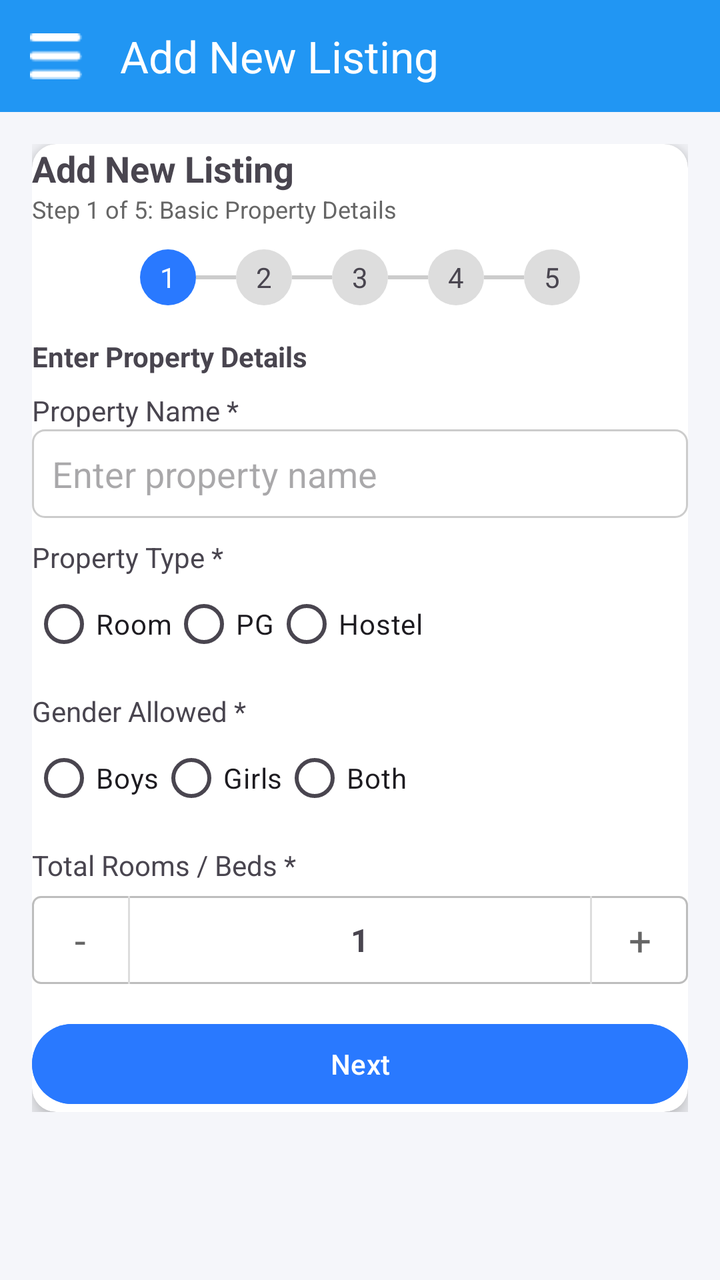
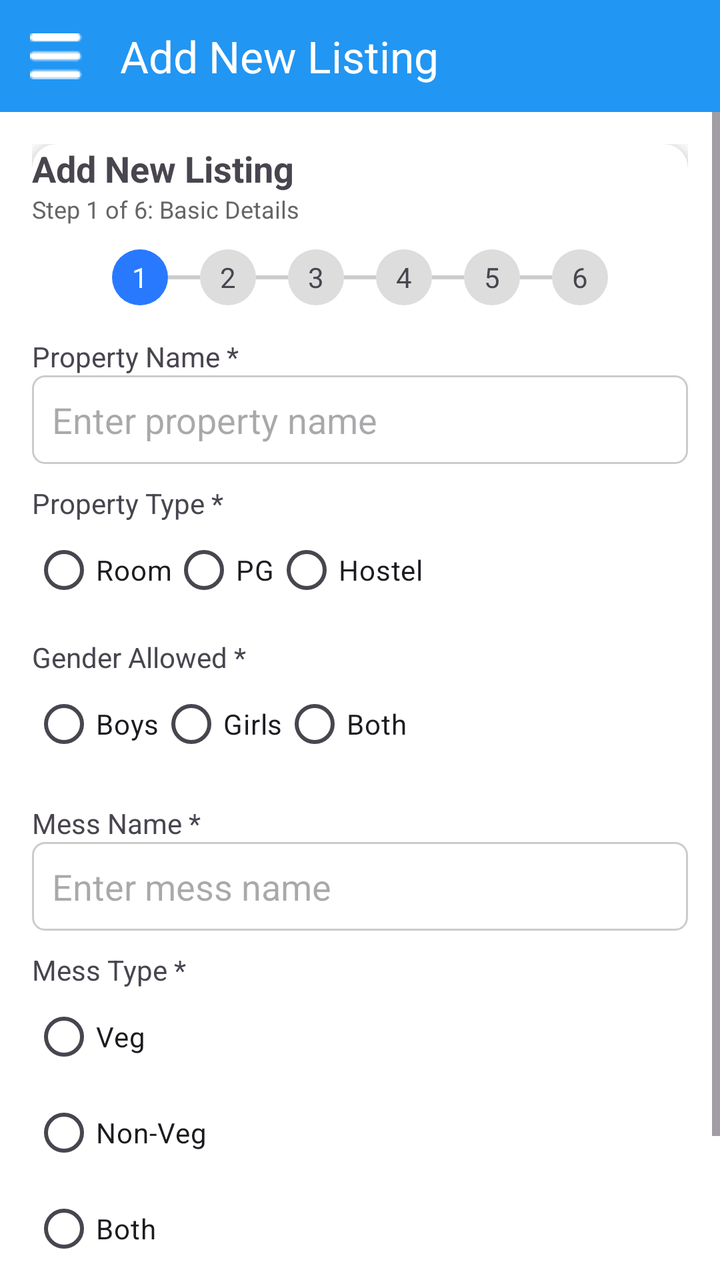

An Android layout rendered at two revisions. The XML below is the earlier revision; the diff shows what the commit changed to produce the second picture.
<!-- AndroidManifest.xml: application theme Theme.CampusSaathi -->
<!-- res/layout/activity_owner_add_new_list1.xml -->
<?xml version="1.0" encoding="utf-8"?>
<LinearLayout
    xmlns:android="http://schemas.android.com/apk/res/android"
    xmlns:app="http://schemas.android.com/apk/res-auto"
    android:layout_width="match_parent"
    android:layout_height="match_parent"
    android:orientation="vertical"
    android:background="#F5F6FA">

    
    <androidx.appcompat.widget.Toolbar
        android:layout_width="match_parent"
        android:layout_height="56dp"
        android:background="#2196F3"
        app:title="Add New Listing"
        app:titleTextColor="#FFFFFF"
        app:navigationIcon="@drawable/ic_menu"/>

    
    <ScrollView
        android:layout_width="match_parent"
        android:layout_height="match_parent">

        <LinearLayout
            android:layout_width="match_parent"
            android:layout_height="wrap_content"
            android:orientation="vertical"
            android:padding="16dp">

            
            <androidx.cardview.widget.CardView
                android:layout_width="match_parent"
                android:layout_height="wrap_content"
                app:cardCornerRadius="12dp"
                app:cardElevation="6dp"
                android:padding="16dp">

                <LinearLayout
                    android:layout_width="match_parent"
                    android:layout_height="wrap_content"
                    android:orientation="vertical">

                    
                    <TextView
                        android:layout_width="wrap_content"
                        android:layout_height="wrap_content"
                        android:text="Add New Listing"
                        android:textStyle="bold"
                        android:textSize="18sp"/>

                    <TextView
                        android:layout_width="wrap_content"
                        android:layout_height="wrap_content"
                        android:text="Step 1 of 5: Basic Property Details"
                        android:textSize="12sp"
                        android:textColor="#666666"
                        android:layout_marginBottom="12dp"/>

                    
                    <LinearLayout
                        android:layout_width="match_parent"
                        android:layout_height="wrap_content"
                        android:orientation="horizontal"
                        android:gravity="center">

                        <TextView
                            android:text="1"
                            android:textColor="#FFFFFF"
                            android:gravity="center"
                            android:background="@drawable/step_active"
                            android:layout_width="28dp"
                            android:layout_height="28dp"/>

                        <View
                            android:layout_width="20dp"
                            android:layout_height="2dp"
                            android:background="#CCCCCC"/>

                        <TextView
                            android:text="2"
                            android:layout_width="28dp"
                            android:layout_height="28dp"
                            android:gravity="center"
                            android:background="@drawable/step_inactive"/>

                        <View
                            android:layout_width="20dp"
                            android:layout_height="2dp"
                            android:background="#CCCCCC"/>

                        <TextView
                            android:text="3"
                            android:layout_width="28dp"
                            android:layout_height="28dp"
                            android:gravity="center"
                            android:background="@drawable/step_inactive"/>

                        <View
                            android:layout_width="20dp"
                            android:layout_height="2dp"
                            android:background="#CCCCCC"/>

                        <TextView
                            android:text="4"
                            android:layout_width="28dp"
                            android:layout_height="28dp"
                            android:gravity="center"
                            android:background="@drawable/step_inactive"/>

                        <View
                            android:layout_width="20dp"
                            android:layout_height="2dp"
                            android:background="#CCCCCC"/>

                        <TextView
                            android:text="5"
                            android:layout_width="28dp"
                            android:layout_height="28dp"
                            android:gravity="center"
                            android:background="@drawable/step_inactive"/>
                    </LinearLayout>

                    
                    <TextView
                        android:layout_height="wrap_content"
                        android:layout_width="wrap_content"
                        android:text="Enter Property Details"
                        android:textStyle="bold"
                        android:layout_marginTop="16dp"/>

                    <TextView
                        android:layout_height="wrap_content"
                        android:layout_width="wrap_content"
                        android:text="Property Name *"
                        android:layout_marginTop="8dp"/>

                    
                    <EditText
                        android:id="@+id/etPropertyName"
                        android:layout_width="match_parent"
                        android:layout_height="wrap_content"
                        android:hint="Enter property name"
                        android:background="@drawable/edit_bg"
                        android:padding="10dp"/>

                    
                    <TextView
                        android:layout_width="wrap_content"
                        android:layout_height="wrap_content"
                        android:text="Property Type *"
                        android:layout_marginTop="10dp"/>

                    <RadioGroup
                        android:id="@+id/rgPropertyType"
                        android:layout_width="wrap_content"
                        android:layout_height="wrap_content"
                        android:orientation="horizontal">

                        <RadioButton
                            android:id="@+id/rbRoom"
                            android:layout_width="wrap_content"
                            android:layout_height="wrap_content"
                            android:text="Room"/>

                        <RadioButton
                            android:id="@+id/rbPG"
                            android:layout_width="wrap_content"
                            android:layout_height="wrap_content"
                            android:text="PG"/>

                        <RadioButton
                            android:id="@+id/rbHostel"
                            android:layout_width="wrap_content"
                            android:layout_height="wrap_content"
                            android:text="Hostel"/>
                    </RadioGroup>

                    
                    <TextView
                        android:layout_width="wrap_content"
                        android:layout_height="wrap_content"
                        android:text="Gender Allowed *"
                        android:layout_marginTop="10dp"/>

                    <RadioGroup
                        android:id="@+id/rgGender"
                        android:layout_width="wrap_content"
                        android:layout_height="wrap_content"
                        android:orientation="horizontal">

                        <RadioButton
                            android:id="@+id/rbBoys"
                            android:layout_width="wrap_content"
                            android:layout_height="wrap_content"
                            android:text="Boys"/>

                        <RadioButton
                            android:id="@+id/rbGirls"
                            android:layout_width="wrap_content"
                            android:layout_height="wrap_content"
                            android:text="Girls"/>

                        <RadioButton
                            android:id="@+id/rbBoth"
                            android:layout_width="wrap_content"
                            android:layout_height="wrap_content"
                            android:text="Both"/>
                    </RadioGroup>

                    
                    <TextView
                        android:layout_width="wrap_content"
                        android:layout_height="wrap_content"
                        android:text="Total Rooms / Beds *"
                        android:layout_marginTop="10dp"/>

                    <LinearLayout
                        android:layout_width="match_parent"
                        android:layout_height="44dp"
                        android:layout_marginTop="6dp"
                        android:background="@drawable/bg_counter"
                        android:orientation="horizontal"
                        android:gravity="center_vertical">

                        
                        <TextView
                            android:id="@+id/btnMinus"
                            android:layout_width="48dp"
                            android:layout_height="match_parent"
                            android:gravity="center"
                            android:text="-"
                            android:textSize="20sp"
                            android:textColor="#666666"/>

                        <View
                            android:layout_width="1dp"
                            android:layout_height="match_parent"
                            android:background="#DDDDDD"/>

                        
                        <TextView
                            android:id="@+id/txtCount"
                            android:layout_width="0dp"
                            android:layout_height="match_parent"
                            android:layout_weight="1"
                            android:gravity="center"
                            android:text="1"
                            android:textSize="16sp"
                            android:textStyle="bold"/>

                        <View
                            android:layout_width="1dp"
                            android:layout_height="match_parent"
                            android:background="#DDDDDD"/>

                        
                        <TextView
                            android:id="@+id/btnPlus"
                            android:layout_width="48dp"
                            android:layout_height="match_parent"
                            android:gravity="center"
                            android:text="+"
                            android:textSize="20sp"
                            android:textColor="#666666"/>
                    </LinearLayout>

                    
                    <Button
                        android:id="@+id/btnNextStep1"
                        android:layout_width="match_parent"
                        android:layout_height="wrap_content"
                        android:text="Next"
                        android:layout_marginTop="16dp"
                        android:backgroundTint="#2979FF"
                        android:textColor="#FFFFFF"/>


                </LinearLayout>
            </androidx.cardview.widget.CardView>

        </LinearLayout>
    </ScrollView>

</LinearLayout>
<!-- resources referenced by this layout -->
<resources>
  <!-- drawable bg_counter (drawable) -->
  <shape xmlns:android="http://schemas.android.com/apk/res/android">
      <solid android:color="#FFFFFF"/>
      <stroke
          android:width="1dp"
          android:color="#BDBDBD"/>
      <corners android:radius="4dp"/>
  </shape>
  <!-- drawable edit_bg (drawable) -->
  <shape xmlns:android="http://schemas.android.com/apk/res/android">
      <solid android:color="#FFFFFF"/>
      <stroke android:width="1dp" android:color="#CCCCCC"/>
      <corners android:radius="6dp"/>
  </shape>
  <!-- drawable ic_menu: png bitmap (drawable, 269 bytes) -->
  <!-- drawable step_active (drawable) -->
  <shape xmlns:android="http://schemas.android.com/apk/res/android">
      <solid android:color="#2979FF"/>
      <corners android:radius="50dp"/>
  </shape>
  <!-- drawable step_inactive (drawable) -->
  <shape xmlns:android="http://schemas.android.com/apk/res/android">
      <solid android:color="#DDDDDD"/>
      <corners android:radius="50dp"/>
  </shape>
  <style name="Theme.CampusSaathi" parent="Base.Theme.CampusSaathi" />
  <style name="Base.Theme.CampusSaathi" parent="Theme.Material3.DayNight.NoActionBar">
          
          
      </style>
</resources>

<!-- the commit's change to res/layout/activity_owner_add_new_list1.xml (unified diff, before → after) -->
@@ -1,11 +1,10 @@
 <?xml version="1.0" encoding="utf-8"?>
-<LinearLayout
-    xmlns:android="http://schemas.android.com/apk/res/android"
+<LinearLayout xmlns:android="http://schemas.android.com/apk/res/android"
     xmlns:app="http://schemas.android.com/apk/res-auto"
     android:layout_width="match_parent"
     android:layout_height="match_parent"
     android:orientation="vertical"
-    android:background="#F5F6FA">
+    android:background="#FFFFFF">
 
     
     <androidx.appcompat.widget.Toolbar
@@ -14,7 +13,7 @@
         android:background="#2196F3"
         app:title="Add New Listing"
         app:titleTextColor="#FFFFFF"
-        app:navigationIcon="@drawable/ic_menu"/>
+        app:navigationIcon="@drawable/ic_menu" />
 
     
     <ScrollView
@@ -27,7 +26,6 @@
             android:orientation="vertical"
             android:padding="16dp">
 
-            
             <androidx.cardview.widget.CardView
                 android:layout_width="match_parent"
                 android:layout_height="wrap_content"
@@ -46,15 +44,15 @@
                         android:layout_height="wrap_content"
                         android:text="Add New Listing"
                         android:textStyle="bold"
-                        android:textSize="18sp"/>
+                        android:textSize="18sp" />
 
                     <TextView
                         android:layout_width="wrap_content"
                         android:layout_height="wrap_content"
-                        android:text="Step 1 of 5: Basic Property Details"
+                        android:text="Step 1 of 6: Basic Details"
                         android:textSize="12sp"
                         android:textColor="#666666"
-                        android:layout_marginBottom="12dp"/>
+                        android:layout_marginBottom="12dp" />
 
                     
                     <LinearLayout
@@ -64,221 +62,167 @@
                         android:gravity="center">
 
                         <TextView
+                            android:layout_width="28dp"
+                            android:layout_height="28dp"
                             android:text="1"
                             android:textColor="#FFFFFF"
                             android:gravity="center"
-                            android:background="@drawable/step_active"
-                            android:layout_width="28dp"
-                            android:layout_height="28dp"/>
-
-                        <View
-                            android:layout_width="20dp"
-                            android:layout_height="2dp"
-                            android:background="#CCCCCC"/>
-
-                        <TextView
-                            android:text="2"
-                            android:layout_width="28dp"
-                            android:layout_height="28dp"
-                            android:gravity="center"
-                            android:background="@drawable/step_inactive"/>
-
-                        <View
-                            android:layout_width="20dp"
-                            android:layout_height="2dp"
-                            android:background="#CCCCCC"/>
-
-                        <TextView
-                            android:text="3"
-                            android:layout_width="28dp"
-                            android:layout_height="28dp"
-                            android:gravity="center"
-                            android:background="@drawable/step_inactive"/>
-
-                        <View
-                            android:layout_width="20dp"
-                            android:layout_height="2dp"
-                            android:background="#CCCCCC"/>
-
-                        <TextView
-                            android:text="4"
-                            android:layout_width="28dp"
-                            android:layout_height="28dp"
-                            android:gravity="center"
-                            android:background="@drawable/step_inactive"/>
-
-                        <View
-                            android:layout_width="20dp"
-                            android:layout_height="2dp"
-                            android:background="#CCCCCC"/>
-
-                        <TextView
-                            android:text="5"
-                            android:layout_width="28dp"
-                            android:layout_height="28dp"
-                            android:gravity="center"
-                            android:background="@drawable/step_inactive"/>
-                    </LinearLayout>
-
-                    
-                    <TextView
-                        android:layout_height="wrap_content"
-                        android:layout_width="wrap_content"
-                        android:text="Enter Property Details"
-                        android:textStyle="bold"
-                        android:layout_marginTop="16dp"/>
-
-                    <TextView
-                        android:layout_height="wrap_content"
-                        android:layout_width="wrap_content"
-                        android:text="Property Name *"
-                        android:layout_marginTop="8dp"/>
-
-                    
-                    <EditText
-                        android:id="@+id/etPropertyName"
-                        android:layout_width="match_parent"
-                        android:layout_height="wrap_content"
-                        android:hint="Enter property name"
-                        android:background="@drawable/edit_bg"
-                        android:padding="10dp"/>
-
-                    
-                    <TextView
-                        android:layout_width="wrap_content"
-                        android:layout_height="wrap_content"
-                        android:text="Property Type *"
-                        android:layout_marginTop="10dp"/>
-
-                    <RadioGroup
-                        android:id="@+id/rgPropertyType"
-                        android:layout_width="wrap_content"
-                        android:layout_height="wrap_content"
-                        android:orientation="horizontal">
-
-                        <RadioButton
-                            android:id="@+id/rbRoom"
-                            android:layout_width="wrap_content"
-                            android:layout_height="wrap_content"
-                            android:text="Room"/>
-
-                        <RadioButton
-                            android:id="@+id/rbPG"
-                            android:layout_width="wrap_content"
-                            android:layout_height="wrap_content"
-                            android:text="PG"/>
-
-                        <RadioButton
-                            android:id="@+id/rbHostel"
-                            android:layout_width="wrap_content"
-                            android:layout_height="wrap_content"
-                            android:text="Hostel"/>
-                    </RadioGroup>
-
-                    
-                    <TextView
-                        android:layout_width="wrap_content"
-                        android:layout_height="wrap_content"
-                        android:text="Gender Allowed *"
-                        android:layout_marginTop="10dp"/>
-
-                    <RadioGroup
-                        android:id="@+id/rgGender"
-                        android:layout_width="wrap_content"
-                        android:layout_height="wrap_content"
-                        android:orientation="horizontal">
-
-                        <RadioButton
-                            android:id="@+id/rbBoys"
-                            android:layout_width="wrap_content"
-                            android:layout_height="wrap_content"
-                            android:text="Boys"/>
-
-                        <RadioButton
-                            android:id="@+id/rbGirls"
-                            android:layout_width="wrap_content"
-                            android:layout_height="wrap_content"
-                            android:text="Girls"/>
-
-                        <RadioButton
-                            android:id="@+id/rbBoth"
-                            android:layout_width="wrap_content"
-                            android:layout_height="wrap_content"
-                            android:text="Both"/>
-                    </RadioGroup>
-
-                    
-                    <TextView
-                        android:layout_width="wrap_content"
-                        android:layout_height="wrap_content"
-                        android:text="Total Rooms / Beds *"
-                        android:layout_marginTop="10dp"/>
-
-                    <LinearLayout
-                        android:layout_width="match_parent"
-                        android:layout_height="44dp"
-                        android:layout_marginTop="6dp"
-                        android:background="@drawable/bg_counter"
-                        android:orientation="horizontal"
-                        android:gravity="center_vertical">
-
-                        
-                        <TextView
-                            android:id="@+id/btnMinus"
-                            android:layout_width="48dp"
-                            android:layout_height="match_parent"
-                            android:gravity="center"
-                            android:text="-"
-                            android:textSize="20sp"
-                            android:textColor="#666666"/>
-
-                        <View
-                            android:layout_width="1dp"
-                            android:layout_height="match_parent"
-                            android:background="#DDDDDD"/>
-
-                        
-                        <TextView
-                            android:id="@+id/txtCount"
-                            android:layout_width="0dp"
-                            android:layout_height="match_parent"
-                            android:layout_weight="1"
-                            android:gravity="center"
-                            android:text="1"
-                            android:textSize="16sp"
-                            android:textStyle="bold"/>
-
-                        <View
-                            android:layout_width="1dp"
-                            android:layout_height="match_parent"
-                            android:background="#DDDDDD"/>
-
-                        
-                        <TextView
-                            android:id="@+id/btnPlus"
-                            android:layout_width="48dp"
-                            android:layout_height="match_parent"
-                            android:gravity="center"
-                            android:text="+"
-                            android:textSize="20sp"
-                            android:textColor="#666666"/>
+                            android:background="@drawable/step_active" />
+
+                        <View android:layout_width="16dp" android:layout_height="2dp" android:background="#CCCCCC"/>
+
+                        <TextView android:layout_width="28dp" android:layout_height="28dp" android:text="2"
+                            android:gravity="center" android:background="@drawable/step_inactive"/>
+
+                        <View android:layout_width="16dp" android:layout_height="2dp" android:background="#CCCCCC"/>
+
+                        <TextView android:layout_width="28dp" android:layout_height="28dp" android:text="3"
+                            android:gravity="center" android:background="@drawable/step_inactive"/>
+
+                        <View android:layout_width="16dp" android:layout_height="2dp" android:background="#CCCCCC"/>
+
+                        <TextView android:layout_width="28dp" android:layout_height="28dp" android:text="4"
+                            android:gravity="center" android:background="@drawable/step_inactive"/>
+
+                        <View android:layout_width="16dp" android:layout_height="2dp" android:background="#CCCCCC"/>
+
+                        <TextView android:layout_width="28dp" android:layout_height="28dp" android:text="5"
+                            android:gravity="center" android:background="@drawable/step_inactive"/>
+
+                        <View android:layout_width="16dp" android:layout_height="2dp" android:background="#CCCCCC"/>
+
+                        <TextView android:layout_width="28dp" android:layout_height="28dp" android:text="6"
+                            android:gravity="center" android:background="@drawable/step_inactive"/>
+                    </LinearLayout>
+
+                    
+                    
+                    
+                    <LinearLayout
+                        android:id="@+id/layoutRoomStep1"
+                        android:layout_width="match_parent"
+                        android:layout_height="wrap_content"
+                        android:orientation="vertical"
+                        android:layout_marginTop="16dp">
+
+                        <TextView
+                            android:layout_width="wrap_content"
+                            android:layout_height="wrap_content"
+                            android:text="Property Name *" />
+
+                        <EditText
+                            android:layout_width="match_parent"
+                            android:layout_height="wrap_content"
+                            android:hint="Enter property name"
+                            android:background="@drawable/edit_bg"
+                            android:padding="10dp" />
+
+                        <TextView
+                            android:layout_width="wrap_content"
+                            android:layout_height="wrap_content"
+                            android:text="Property Type *"
+                            android:layout_marginTop="10dp" />
+
+                        <RadioGroup
+                            android:layout_width="wrap_content"
+                            android:layout_height="wrap_content"
+                            android:orientation="horizontal">
+
+                            <RadioButton android:layout_width="wrap_content" android:layout_height="wrap_content" android:text="Room"/>
+                            <RadioButton android:layout_width="wrap_content" android:layout_height="wrap_content" android:text="PG"/>
+                            <RadioButton android:layout_width="wrap_content" android:layout_height="wrap_content" android:text="Hostel"/>
+                        </RadioGroup>
+
+                        <TextView
+                            android:layout_width="wrap_content"
+                            android:layout_height="wrap_content"
+                            android:text="Gender Allowed *"
+                            android:layout_marginTop="10dp" />
+
+                        <RadioGroup
+                            android:layout_width="wrap_content"
+                            android:layout_height="wrap_content"
+                            android:orientation="horizontal">
+
+                            <RadioButton android:layout_width="wrap_content" android:layout_height="wrap_content" android:text="Boys"/>
+                            <RadioButton android:layout_width="wrap_content" android:layout_height="wrap_content" android:text="Girls"/>
+                            <RadioButton android:layout_width="wrap_content" android:layout_height="wrap_content" android:text="Both"/>
+                        </RadioGroup>
+                    </LinearLayout>
+
+                    
+                    
+                    
+                    <LinearLayout
+                        android:id="@+id/layoutMessStep1"
+                        android:layout_width="match_parent"
+                        android:layout_height="wrap_content"
+                        android:orientation="vertical"
+                        android:layout_marginTop="16dp">
+
+                        <TextView android:layout_width="wrap_content" android:layout_height="wrap_content"
+                            android:text="Mess Name *"/>
+
+                        <EditText
+                            android:layout_width="match_parent"
+                            android:layout_height="wrap_content"
+                            android:hint="Enter mess name"
+                            android:background="@drawable/edit_bg"
+                            android:padding="10dp"/>
+
+                        <TextView android:layout_width="wrap_content" android:layout_height="wrap_content"
+                            android:text="Mess Type *" android:layout_marginTop="10dp"/>
+
+                        <RadioGroup android:layout_width="wrap_content" android:layout_height="wrap_content">
+                            <RadioButton android:layout_width="wrap_content" android:layout_height="wrap_content" android:text="Veg"/>
+                            <RadioButton android:layout_width="wrap_content" android:layout_height="wrap_content" android:text="Non-Veg"/>
+                            <RadioButton android:layout_width="wrap_content" android:layout_height="wrap_content" android:text="Both"/>
+                        </RadioGroup>
+                    </LinearLayout>
+
+                    
+                    
+                    
+                    <LinearLayout
+                        android:id="@+id/layoutTuitionStep1"
+                        android:layout_width="match_parent"
+                        android:layout_height="wrap_content"
+                        android:orientation="vertical"
+                        android:visibility="gone"
+                        android:layout_marginTop="16dp">
+
+                        <TextView android:layout_width="wrap_content" android:layout_height="wrap_content"
+                            android:text="Tuition Name *"/>
+
+                        <EditText
+                            android:layout_width="match_parent"
+                            android:layout_height="wrap_content"
+                            android:hint="Enter tuition name"
+                            android:background="@drawable/edit_bg"
+                            android:padding="10dp"/>
+
+                        <TextView android:layout_width="wrap_content" android:layout_height="wrap_content"
+                            android:text="Tuition Type *" android:layout_marginTop="10dp"/>
+
+                        <RadioGroup android:layout_width="wrap_content" android:layout_height="wrap_content">
+                            <RadioButton android:layout_width="wrap_content" android:layout_height="wrap_content" android:text="Home Tuition"/>
+                            <RadioButton android:layout_width="wrap_content" android:layout_height="wrap_content" android:text="Coaching Class"/>
+                            <RadioButton android:layout_width="wrap_content" android:layout_height="wrap_content" android:text="Online"/>
+                        </RadioGroup>
                     </LinearLayout>
 
                     
                     <Button
-                        android:id="@+id/btnNextStep1"
                         android:layout_width="match_parent"
                         android:layout_height="wrap_content"
                         android:text="Next"
-                        android:layout_marginTop="16dp"
+                        android:layout_marginTop="20dp"
                         android:backgroundTint="#2979FF"
-                        android:textColor="#FFFFFF"/>
-
+                        android:textColor="#FFFFFF" />
 
                 </LinearLayout>
             </androidx.cardview.widget.CardView>
 
         </LinearLayout>
     </ScrollView>
-
 </LinearLayout>
<!-- resource entries referenced after the edit -->
@@ -1,13 +1,5 @@
 <!-- resources referenced by this layout -->
 <resources>
-  <!-- drawable bg_counter (drawable) -->
-  <shape xmlns:android="http://schemas.android.com/apk/res/android">
-      <solid android:color="#FFFFFF"/>
-      <stroke
-          android:width="1dp"
-          android:color="#BDBDBD"/>
-      <corners android:radius="4dp"/>
-  </shape>
   <!-- drawable edit_bg (drawable) -->
   <shape xmlns:android="http://schemas.android.com/apk/res/android">
       <solid android:color="#FFFFFF"/>
